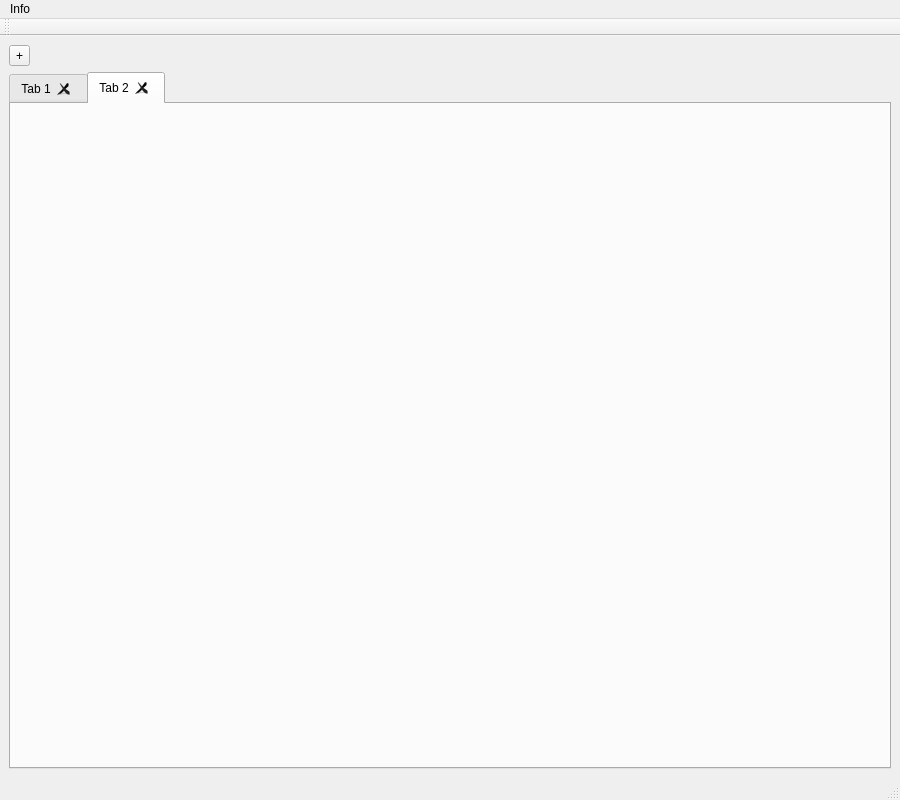
Above: File/mainwindow.ui from htqwjtch/Almost_Total_Commander before the change. Below: the same form after it.
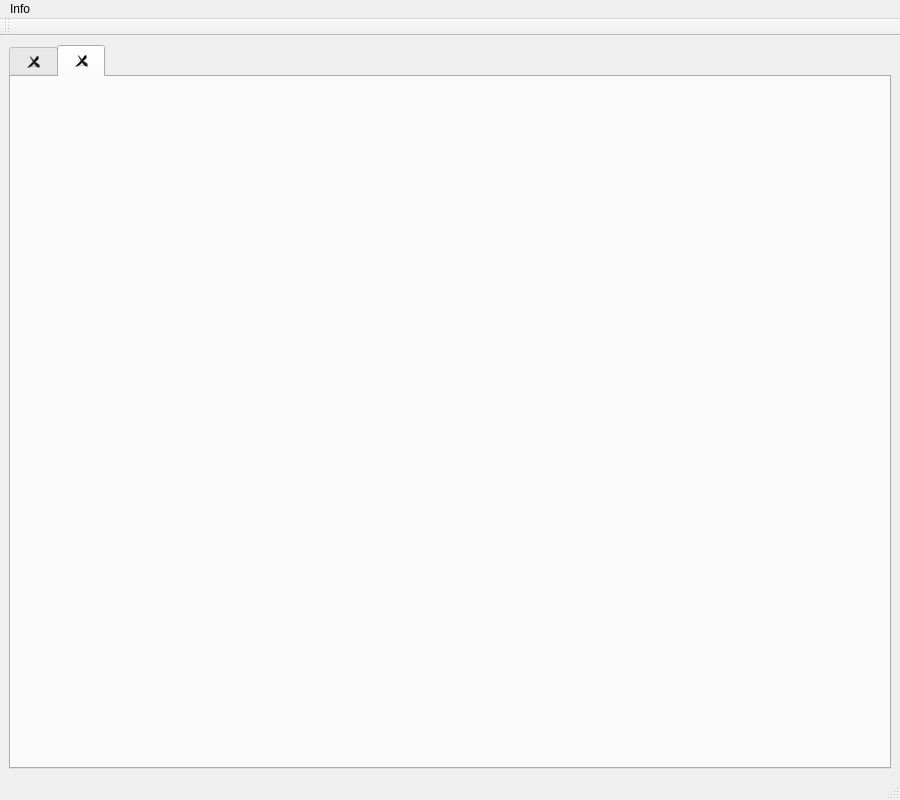
That is the form after the change. The open tabs and pages were chosen to show the change. Icons and pictures are not drawn.

What changed in the file:
```diff
--- a/File/mainwindow.ui
+++ b/File/mainwindow.ui
@@ -19,15 +19,11 @@
   </property>
   <widget class="QWidget" name="centralwidget">
    <layout class="QVBoxLayout" name="verticalLayout">
-    <item>
-     <widget class="QToolButton" name="toolButton">
-      <property name="text">
-       <string>+</string>
-      </property>
-     </widget>
-    </item>
     <item>
      <widget class="QTabWidget" name="tabWidget">
+      <property name="enabled">
+       <bool>true</bool>
+      </property>
       <property name="currentIndex">
        <number>0</number>
       </property>
@@ -36,7 +32,7 @@
       </property>
       <widget class="QWidget" name="tab">
        <attribute name="title">
-        <string>Tab 1</string>
+        <string/>
        </attribute>
        <layout class="QVBoxLayout" name="verticalLayout_2">
         <item>
@@ -222,8 +218,11 @@
        </layout>
       </widget>
       <widget class="QWidget" name="tab_2">
+       <property name="enabled">
+        <bool>false</bool>
+       </property>
        <attribute name="title">
-        <string>Tab 2</string>
+        <string/>
        </attribute>
       </widget>
      </widget>
```
